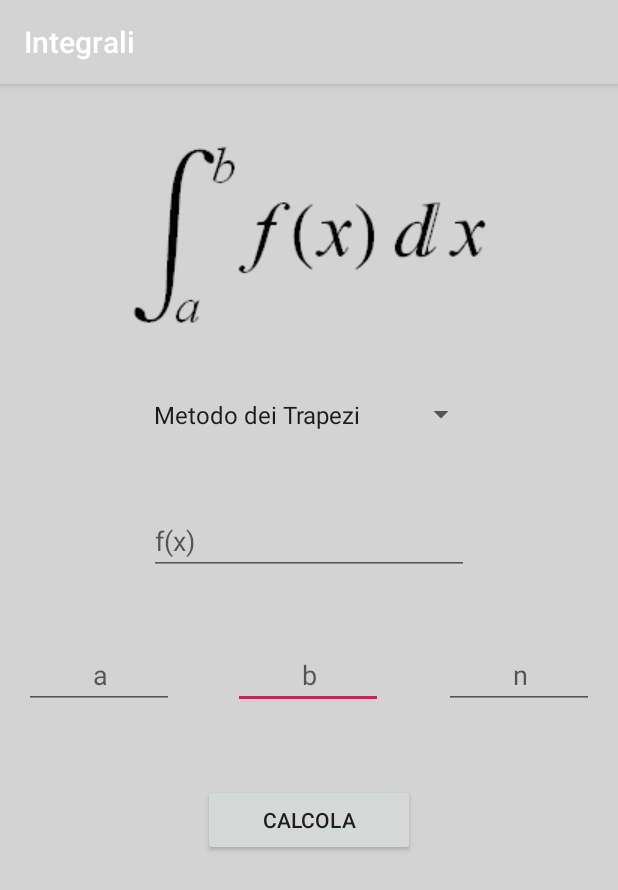
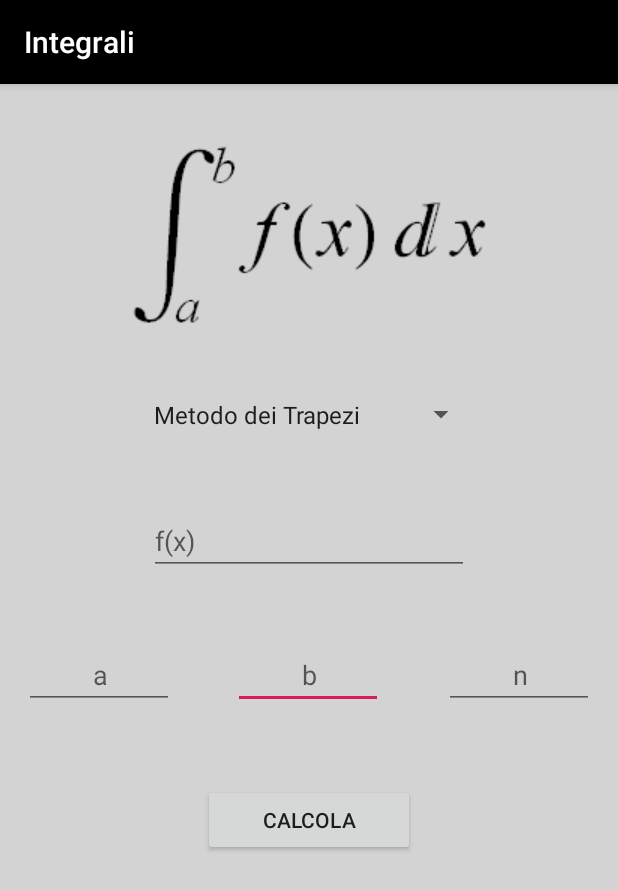
Before and after one commit to fbgian/Integrali, an Android app: the screen it shows after launch (MainActivity), on a phone screen of 412 x 824 dp. Shown: the top 890 px of the screen. Run offline under Robolectric (Android 15) with nearby library versions, the phone set to English and light mode, and no system bars.

Commit message:
Rinnovamento layout #2

```diff
--- a/app/src/main/res/values/colors.xml
+++ b/app/src/main/res/values/colors.xml
@@ -1,7 +1,7 @@
 <?xml version="1.0" encoding="utf-8"?>
 <resources>
-    <color name="colorPrimary">#D3D3D3</color>
-    <color name="colorPrimaryDark">#00574B</color>
+    <color name="colorPrimary">#000000</color>
+    <color name="colorPrimaryDark">#222323</color>
     <color name="colorAccent">#D81B60</color>
     <color name="perSfondo">#D3D3D3</color>
 </resources>
```
